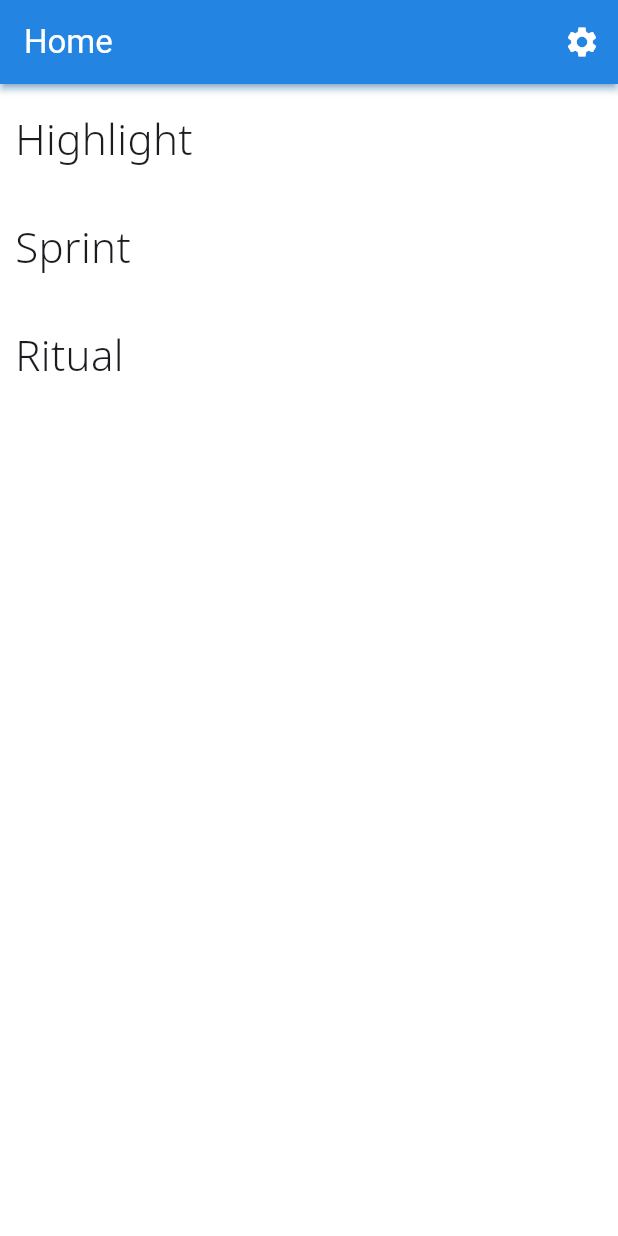
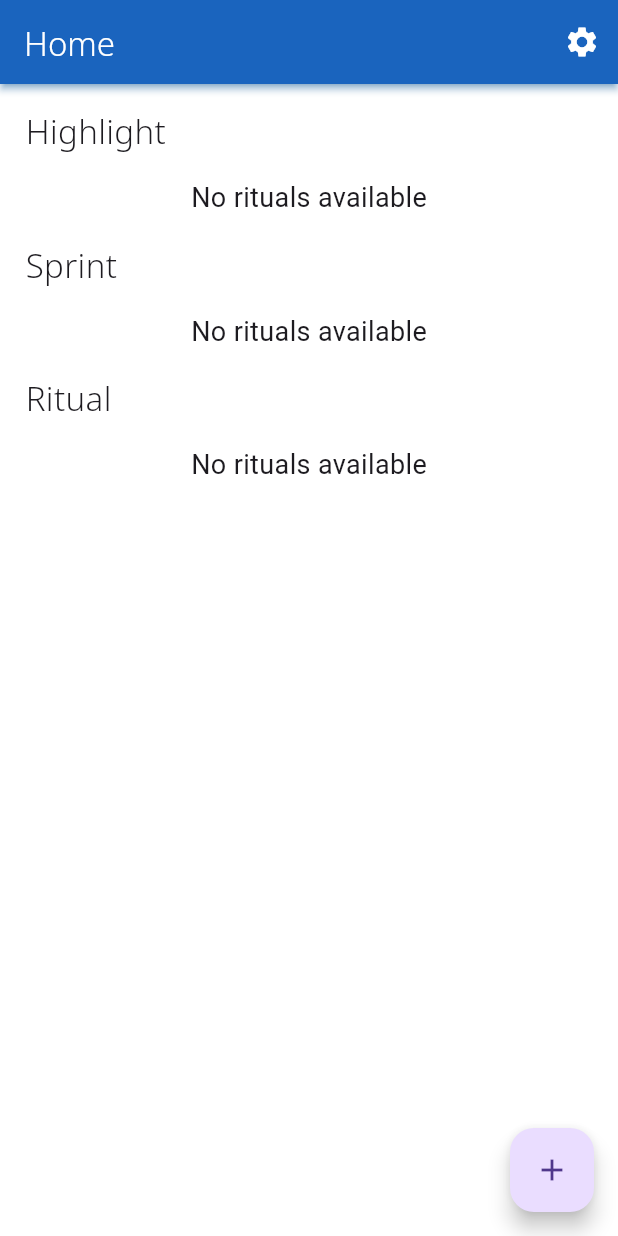
Before and after one commit to ujwalnk/Ritual, a Flutter app: the screen it shows after launch, on a phone screen of 412 x 824 dp. Run offline on Flutter 3.47's test engine with Material 2 defaults, Android fonts, the phone set to English and light mode, and no system bars; our stand-ins replace hive, hive_flutter; accounts and stored records are empty.

Commit message:
+ List Highlights, Sprints & Rituals + Dynamically add Hihglights, Sprints & Highlights + Expanded Fab Button + HIVE Datbase integration + Custom Icons for FAB

```diff
--- a/lib/screens/home.dart
+++ b/lib/screens/home.dart
@@ -1,4 +1,14 @@
+import 'package:Ritual/services/boxes.dart';
 import 'package:flutter/material.dart';
+import 'package:hive/hive.dart';
+
+// Hive database packages
+import 'package:Ritual/model/ritual.dart';
+
+// Services
+import 'package:Ritual/services/registry.dart';
+import 'package:Ritual/services/expandableFAB.dart';
+import 'package:hive_flutter/hive_flutter.dart';
 
 class Home extends StatefulWidget {
   const Home({super.key});
@@ -8,6 +18,15 @@ class Home extends StatefulWidget {
 }
 
 class _HomeState extends State<Home> {
+  ExpandableFab fab = ExpandableFab();
+
+  @override
+  void dispose() {
+    // Close all open Boxes
+    Hive.close();
+    super.dispose();
+  }
+
   @override
   Widget build(BuildContext context) {
     return Scaffold(
@@ -15,9 +34,12 @@ class _HomeState extends State<Home> {
       appBar: AppBar(
         title: Text(
           "Home",
-          style: TextStyle(color: Colors.white),
+          style: TextStyle(
+            color: Colors.white,
+            fontFamily: "NotoSans-Light",
           ),
-        backgroundColor: Colors.blue[600],
+        ),
+        backgroundColor: Colors.blue[800],
         shadowColor: Colors.blue[400],
         elevation: 2,
         actions: <Widget>[
@@ -32,29 +54,149 @@ class _HomeState extends State<Home> {
           )
         ],
       ),
-      body: Column(crossAxisAlignment: CrossAxisAlignment.start, children: [
+      body: SingleChildScrollView(
+        child: Column(
+          crossAxisAlignment: CrossAxisAlignment.start,
+          children: [
             Padding(
-          padding: const EdgeInsets.fromLTRB(10.0, 16.0, 0, 16.0),
+              padding: const EdgeInsets.fromLTRB(17.0, 16.0, 0, 16.0),
               child: Text(
                 "Highlight",
-            style: TextStyle(fontSize: 28, fontFamily: "NotoSans-Light"),
+                style: TextStyle(fontSize: 22, fontFamily: "NotoSans-Light"),
               ),
             ),
+            ValueListenableBuilder<Box<Ritual>>(
+              valueListenable: Boxes.getRituals().listenable(),
+              builder: (context, box, _) {
+                final contents = box.values.toList().cast<Ritual>();
+                var rituals = <Ritual>[];
+                for(var ritual in contents){
+                  if(ritual.type == "highlight"){
+                    rituals.add(ritual);
+                  }
+                }
+                debugPrint("Rituals: ${rituals.length}");
+                return buildContent(rituals);
+              },
+            ),
             Padding(
-          padding: const EdgeInsets.fromLTRB(10.0, 16.0, 0, 16.0),
+              padding: const EdgeInsets.fromLTRB(17.0, 16.0, 0, 16.0),
               child: Text(
                 "Sprint",
-            style: TextStyle(fontSize: 28, fontFamily: "NotoSans-Light"),
+                style: TextStyle(fontSize: 22, fontFamily: "NotoSans-Light"),
               ),
             ),
+                        ValueListenableBuilder<Box<Ritual>>(
+              valueListenable: Boxes.getRituals().listenable(),
+              builder: (context, box, _) {
+                final contents = box.values.toList().cast<Ritual>();
+                var rituals = <Ritual>[];
+                for(var ritual in contents){
+                  if(ritual.type == "sprint"){
+                    rituals.add(ritual);
+                  }
+                }
+                debugPrint("Rituals: ${rituals.length}");
+                return buildContent(rituals);
+              },
+            ),
             Padding(
-          padding: const EdgeInsets.fromLTRB(10.0, 16.0, 0, 16.0),
+              padding: const EdgeInsets.fromLTRB(17.0, 16.0, 0, 16.0),
               child: Text(
                 "Ritual",
-            style: TextStyle(fontSize: 28, fontFamily: "NotoSans-Light"),
+                style: TextStyle(fontSize: 22, fontFamily: "NotoSans-Light"),
               ),
             ),
-      ]),
+            ValueListenableBuilder<Box<Ritual>>(
+              valueListenable: Boxes.getRituals().listenable(),
+              builder: (context, box, _) {
+                final contents = box.values.toList().cast<Ritual>();
+                var rituals = <Ritual>[];
+                for(var ritual in contents){
+                  if(ritual.type == "ritual"){
+                    rituals.add(ritual);
+                  }
+                }
+                debugPrint("Rituals: ${rituals.length}");
+                return buildContent(rituals);
+              },
+            ),
+          ],
+        ),
+      ),
+      floatingActionButtonLocation: FloatingActionButtonLocation.endFloat,
+      floatingActionButton: fab,
+    );
+  }
+
+  Widget buildContent(List<Ritual> rituals) {
+    if (rituals.isEmpty) {
+      // Return a message or an empty state widget when there are no rituals.
+      return Center(
+        child: Text(
+          'No rituals available',
+          style: TextStyle(fontSize: 18),
+        ),
+      );
+    } else {
+      return Column(
+        crossAxisAlignment: CrossAxisAlignment.start,
+        children: [
+          for (final ritual in rituals) buildRituals(context, ritual),
+        ],
       );
     }
   }
+
+  Widget buildRituals(
+    BuildContext context,
+    Ritual ritual,
+  ) {
+    return Padding(
+      padding: const EdgeInsets.fromLTRB(70.0, 0, 0, 0),
+      child: SizedBox(
+        height: 100, // Set a fixed height for the Card.
+        child: Card(
+          color: Colors.transparent, // Make the Card background transparent
+          elevation: 0,
+          child: ClipRRect(
+            borderRadius: BorderRadius.circular(
+                5.0),
+            child: Stack(
+              // Use a Stack to overlay the image and text.
+              children: [
+                // Background
+                Image.asset(
+                  ritual
+                      .background!,
+                  fit: BoxFit.cover,
+                  width: double
+                      .infinity, // Make the image fill the Card horizontally.
+                  height: 200, // Fixed height for the image.
+                ),
+
+                // Text on top of the image.
+                Positioned(
+                  left: 24,
+                  top: 8,
+                  right: 24,
+                  bottom: 8,
+                  child: Text(
+                    ritual.url.replaceAll("/", ""),
+                    maxLines: 2,
+                    style: TextStyle(
+                      // fontWeight: FontWeight.bold,
+                      fontSize: 23,
+                      color: Colors.white,
+                      fontFamily: "NotoSans-Light"
+                    ),
+                  ),
+                ),
+              ],
+            ),
+          ),
+        ),
+      ),
+    );
+  }
+}
--- a/lib/screens/settings.dart
+++ b/lib/screens/settings.dart
@@ -18,6 +18,7 @@ class _SettingsState extends State<Settings> {
           style: TextStyle(color: Colors.white),
         ),
         backgroundColor: Colors.blue[800],
+        elevation: 1,
       ),
       body: Padding(
   padding: const EdgeInsets.all(18.0),
--- /dev/null
+++ b/lib/services/boxes.dart
@@ -0,0 +1,12 @@
+import 'package:hive/hive.dart';
+
+import 'package:Ritual/model/ritual.dart';
+
+// Services
+import 'package:Ritual/services/registry.dart';
+
+class Boxes {
+  static Box<Ritual> getRituals() =>
+    Hive.box<Ritual>(Registry.hiveFileName);
+
+}
--- /dev/null
+++ b/lib/services/expandableFAB.dart
@@ -0,0 +1,69 @@
+import 'package:flutter/material.dart';
+
+// Services
+import 'package:Ritual/services/ritual_icons.dart';
+
+// Exapandable FAB
+class ExpandableFab extends StatefulWidget {
+  @override
+  _ExpandableFabState createState() => _ExpandableFabState();
+}
+
+class _ExpandableFabState extends State<ExpandableFab> {
+  bool _isExpanded = false;
+
+  @override
+  Widget build(BuildContext context) {
+    return Stack(
+      children: [
+        Column(
+          mainAxisAlignment: MainAxisAlignment.end,
+          crossAxisAlignment: CrossAxisAlignment.end,
+          children: [
+            if (_isExpanded)
+              FloatingActionButton(
+                onPressed: () {
+                  Navigator.pushNamed(context, "/commit/highlight");
+                },
+                heroTag: null,
+                tooltip: 'Set Highlight',
+                child: Icon(Ritual.lightbulb_outline),
+              ),
+            if (_isExpanded)
+              SizedBox(height: 16),
+            if (_isExpanded)
+              FloatingActionButton(
+                onPressed: () {
+                  Navigator.pushNamed(context, "/commit/sprint");
+                },
+                heroTag: null,
+                tooltip: 'Set Sprint',
+                child: Icon(Ritual.directions_run),
+              ),
+            if (_isExpanded)
+              SizedBox(height: 16),
+            if (_isExpanded)
+              FloatingActionButton(
+                onPressed: () {
+                  Navigator.pushNamed(context, "/commit/ritual");
+                },
+                heroTag: null,
+                tooltip: 'New Ritual',
+                child: Icon(Ritual.fire),
+              ),
+            SizedBox(height: 16),
+            FloatingActionButton(
+              onPressed: () {
+                setState(() {
+                  _isExpanded = !_isExpanded;
+                });
+              },
+              tooltip: 'Expand',
+              child: Icon(_isExpanded ? Icons.close : Icons.add),
+            ),
+          ],
+        ),
+      ],
+    );
+  }
+}
--- a/lib/services/registry.dart
+++ b/lib/services/registry.dart
@@ -1,3 +1,3 @@
-class Register{
-  static String hiveName = "";
+class Registry{
+  static String hiveFileName = "ritual";
 }
--- /dev/null
+++ b/lib/services/ritual_icons.dart
@@ -0,0 +1,35 @@
+/// Flutter icons Ritual
+/// Copyright (C) 2023 by original authors @ fluttericon.com, fontello.com
+/// This font was generated by FlutterIcon.com, which is derived from Fontello.
+///
+/// To use this font, place it in your fonts/ directory and include the
+/// following in your pubspec.yaml
+///
+/// flutter:
+///   fonts:
+///    - family:  Ritual
+///      fonts:
+///       - asset: fonts/Ritual.ttf
+///
+///
+/// * Material Design Icons, Copyright (C) Google, Inc
+///         Author:    Google
+///         License:   Apache 2.0 (https://www.apache.org/licenses/LICENSE-2.0)
+///         Homepage:  https://design.google.com/icons/
+/// * Elusive, Copyright (C) 2013 by Aristeides Stathopoulos
+///         Author:    Aristeides Stathopoulos
+///         License:   SIL (http://scripts.sil.org/OFL)
+///         Homepage:  http://aristeides.com/
+///
+import 'package:flutter/widgets.dart';
+
+class Ritual {
+  Ritual._();
+
+  static const _kFontFam = 'Ritual';
+  static const String? _kFontPkg = null;
+
+  static const IconData directions_run = IconData(0xe800, fontFamily: _kFontFam, fontPackage: _kFontPkg);
+  static const IconData fire = IconData(0xe801, fontFamily: _kFontFam, fontPackage: _kFontPkg);
+  static const IconData lightbulb_outline = IconData(0xe802, fontFamily: _kFontFam, fontPackage: _kFontPkg);
+}
```
Also changed, not shown: lib/main.dart (+18 -4 lines), lib/screens/commit/highlight.dart (added, +83 -0 lines), lib/screens/commit/ritual.dart (added, +83 -0 lines), lib/screens/commit/sprint.dart (added, +83 -0 lines), pubspec.yaml (+6 -2 lines), assets/fonts/Ritual.ttf (added), assets/images/highlightBackground.jpg (added), 1 other file. Lines whose indentation alone changed are shown as unchanged.
